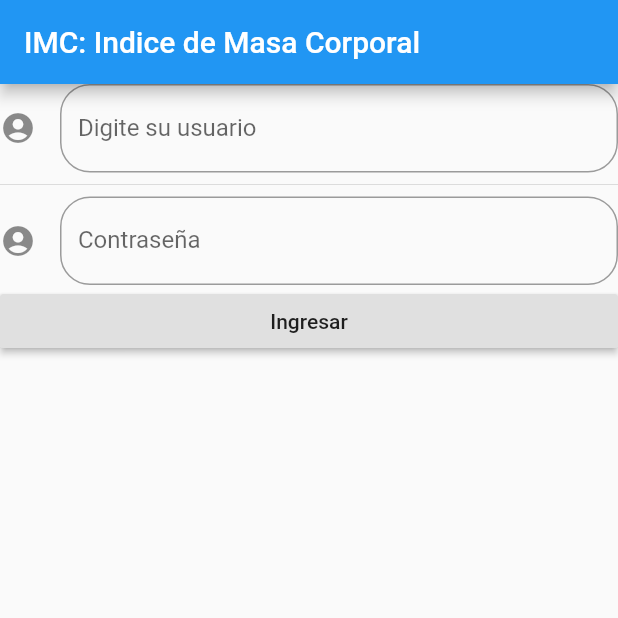
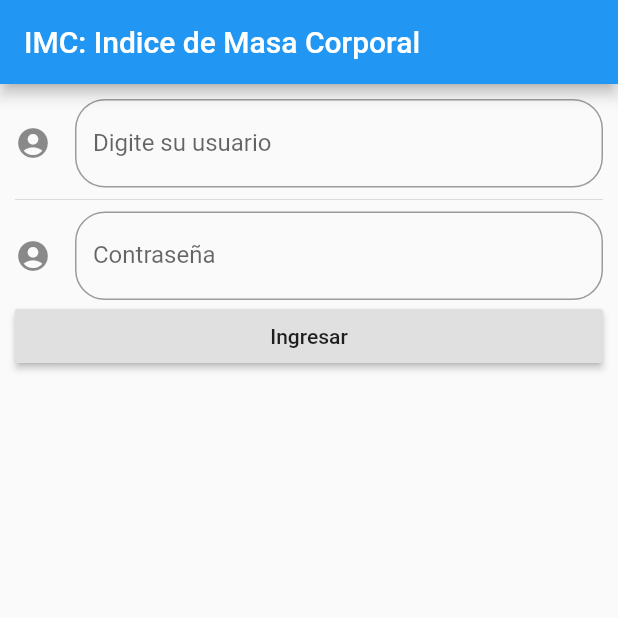
Before and after one commit to ing-jorge-collazos/imc_app, a Flutter app: the screen it shows after launch, on a phone screen of 412 x 824 dp, the top half of it. Run offline on Flutter 3.47's test engine with Material 2 defaults, Android fonts, the phone set to English and light mode, and no system bars.

```diff
--- a/imc_app/lib/pages/MyHomePage.dart
+++ b/imc_app/lib/pages/MyHomePage.dart
@@ -43,7 +43,7 @@ class _HomeScreenState extends State<HomeScreen> {
   Widget build(BuildContext context) {
     return Scaffold(
         appBar: AppBar(title: Text("IMC: Indice de Masa Corporal")),
-        body: ListView(children: [
+        body: ListView(padding: EdgeInsets.all(10), children: [
           TextField(
             controller: _user,
             decoration: InputDecoration(
```
